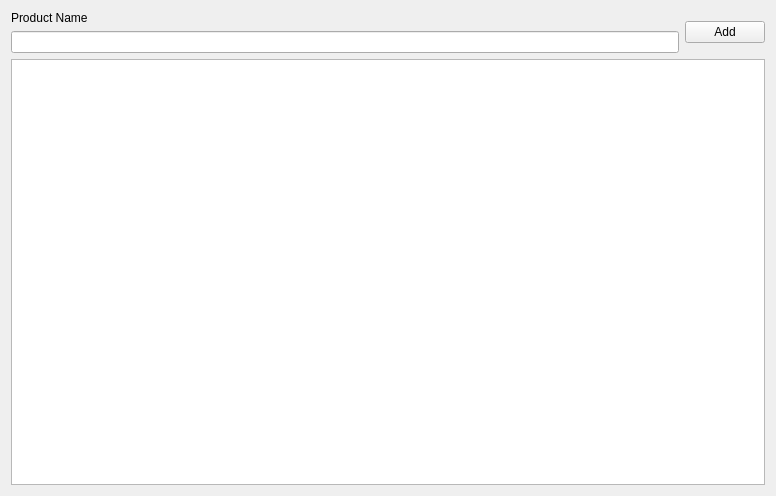
Qt form gui_windows/products_widget.ui (softwaredevPK/CompanyManager) before a commit.
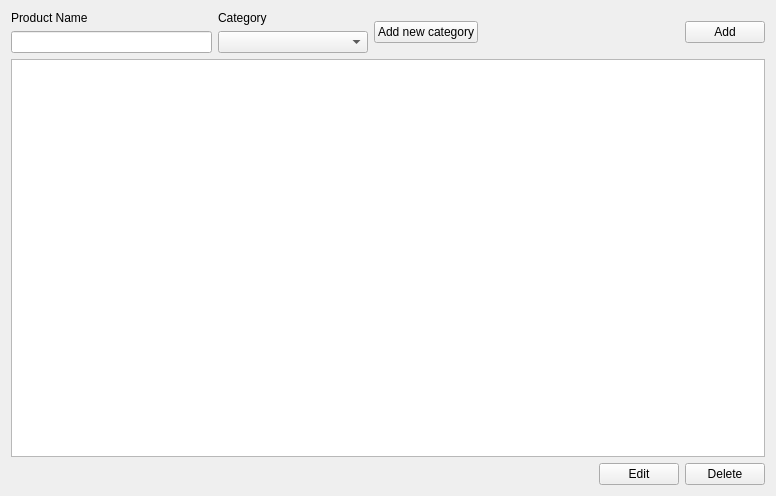
The same form after that commit.

Commit message: New table Categories created + foreign key with Products, Finished development of ProductWidget + ProductModel, created EditProductWidget for them

Diff of the .ui file:
```diff
--- a/gui_windows/products_widget.ui
+++ b/gui_windows/products_widget.ui
@@ -16,6 +16,9 @@
   <layout class="QVBoxLayout" name="verticalLayout">
    <item>
     <layout class="QGridLayout" name="gridLayout">
+     <item row="2" column="0">
+      <widget class="QLineEdit" name="product_name_IW"/>
+     </item>
      <item row="1" column="0">
       <widget class="QLabel" name="product_name_DW">
        <property name="text">
@@ -23,20 +26,107 @@
        </property>
       </widget>
      </item>
-     <item row="2" column="0">
-      <widget class="QLineEdit" name="product_name_IW"/>
+     <item row="1" column="1">
+      <widget class="QLabel" name="category_DW">
+       <property name="text">
+        <string>Category</string>
+       </property>
+      </widget>
      </item>
-     <item row="1" column="1" rowspan="2">
+     <item row="1" column="2" rowspan="2">
+      <widget class="QPushButton" name="add_new_category_B">
+       <property name="text">
+        <string>Add new category</string>
+       </property>
+      </widget>
+     </item>
+     <item row="2" column="1">
+      <widget class="QComboBox" name="category_IW">
+       <property name="minimumSize">
+        <size>
+         <width>150</width>
+         <height>0</height>
+        </size>
+       </property>
+      </widget>
+     </item>
+     <item row="1" column="4" rowspan="2">
       <widget class="QPushButton" name="add_B">
        <property name="text">
         <string>Add</string>
        </property>
       </widget>
      </item>
+     <item row="1" column="3" rowspan="2">
+      <spacer name="horizontalSpacer_2">
+       <property name="orientation">
+        <enum>Qt::Horizontal</enum>
+       </property>
+       <property name="sizeHint" stdset="0">
+        <size>
+         <width>40</width>
+         <height>20</height>
+        </size>
+       </property>
+      </spacer>
+     </item>
     </layout>
    </item>
    <item>
-    <widget class="QTableView" name="Products_IV"/>
+    <widget class="QTableView" name="Products_IV">
+     <property name="sizeAdjustPolicy">
+      <enum>QAbstractScrollArea::AdjustToContents</enum>
+     </property>
+     <property name="selectionMode">
+      <enum>QAbstractItemView::SingleSelection</enum>
+     </property>
+     <property name="selectionBehavior">
+      <enum>QAbstractItemView::SelectRows</enum>
+     </property>
+     <property name="sortingEnabled">
+      <bool>true</bool>
+     </property>
+     <attribute name="horizontalHeaderCascadingSectionResizes">
+      <bool>true</bool>
+     </attribute>
+     <attribute name="verticalHeaderVisible">
+      <bool>true</bool>
+     </attribute>
+     <attribute name="verticalHeaderHighlightSections">
+      <bool>true</bool>
+     </attribute>
+    </widget>
+   </item>
+   <item>
+    <layout class="QHBoxLayout" name="horizontalLayout">
+     <item>
+      <spacer name="horizontalSpacer">
+       <property name="orientation">
+        <enum>Qt::Horizontal</enum>
+       </property>
+       <property name="sizeHint" stdset="0">
+        <size>
+         <width>40</width>
+         <height>20</height>
+        </size>
+       </property>
+      </spacer>
+     </item>
+     <item>
+      <widget class="QPushButton" name="edit_B">
+       <property name="text">
+        <string>Edit</string>
+       </property>
+      </widget>
+     </item>
+     <item>
+      <widget class="QPushButton" name="delete_B">
+       <property name="text">
+        <string>Delete</string>
+       </property>
+      </widget>
+     </item>
+    </layout>
    </item>
   </layout>
  </widget>
```
The commit also changes 20 other files.
